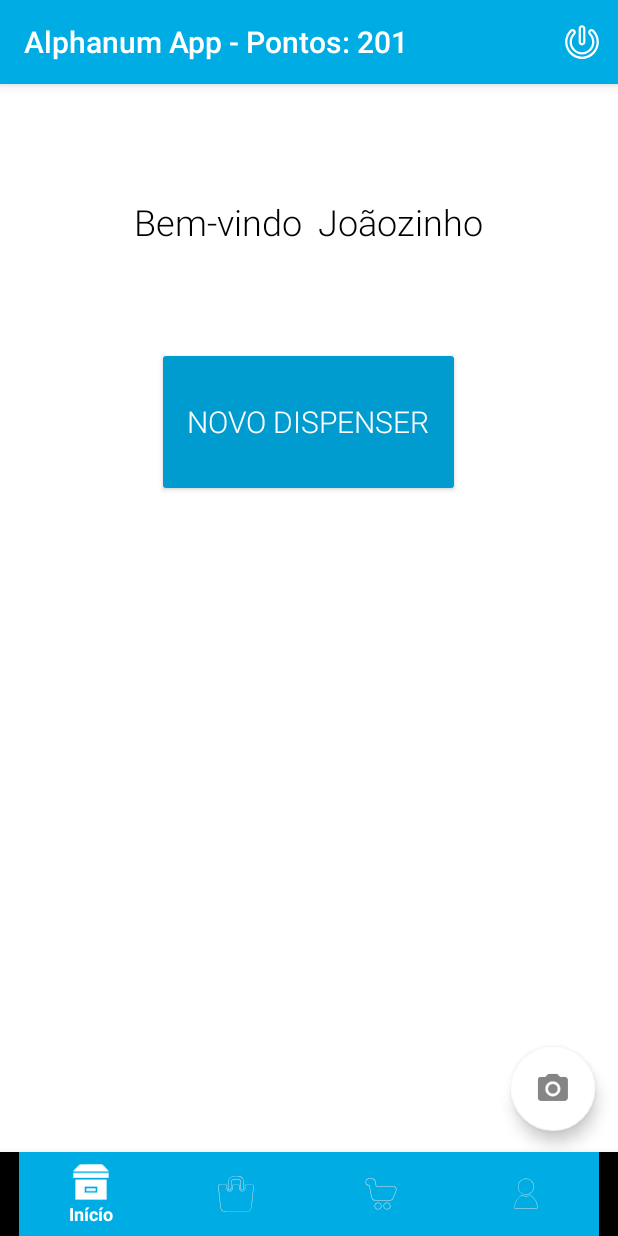
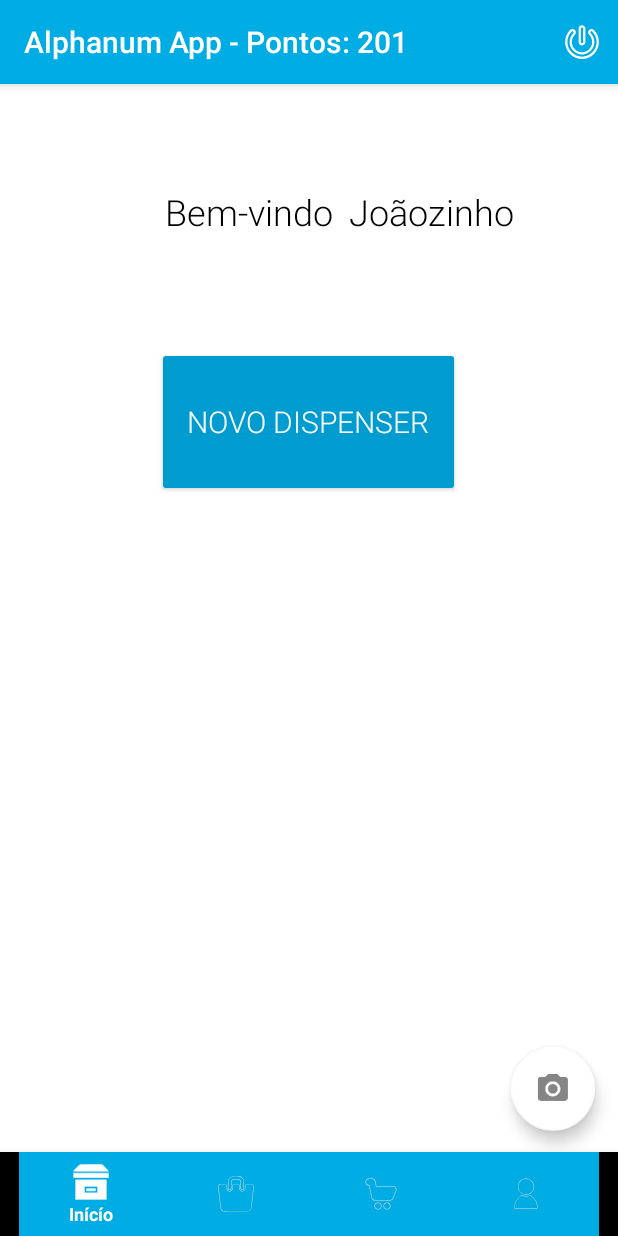
Before and after one commit to alexandrerussi/Alphanum-KimberlyClark, an Android app: the screen it shows after launch once a user with an empty profile is signed in (InicioActivity), on a phone screen of 412 x 824 dp. Run offline under Robolectric (Android 15) with nearby library versions, the phone set to English and light mode, and no system bars; our stand-ins replace Firebase (no records; nobody signed in at launch, a user with empty details on screens opened directly); libraries missing offline, so code that uses them is left out: com.facebook, com.facebook.login; 4 statements that could not run were skipped.

Commit message:
Changes Jose

```diff
--- a/AlphanumKC/app/build.gradle
+++ b/AlphanumKC/app/build.gradle
@@ -36,6 +36,5 @@ dependencies {
     //BottomNavigation
     implementation 'com.android.support:design:27.1.1'
     implementation 'com.android.support:cardview-v7:27.1.1'
-    implementation 'com.github.rtoshiro.mflibrary:mflibrary:1.0.0'
 }
 apply plugin: 'com.google.gms.google-services'
--- a/AlphanumKC/app/src/main/java/com/alphanum/plenitud/alphanumkc/InicioActivity.java
+++ b/AlphanumKC/app/src/main/java/com/alphanum/plenitud/alphanumkc/InicioActivity.java
@@ -62,7 +62,7 @@ import com.google.firebase.ml.vision.common.FirebaseVisionImage;
 
 public class InicioActivity extends AppCompatActivity {
 
-    Button btn_sair, btnCadastrarDispenser, btnComprar_loja1, btnComprar_loja2;
+    Button btn_sair, btnCadastrarDispenser;
 
     RelativeLayout inicio_tab, produtos_tab, loja_tab, perfil_tab, inicio_cadastro_dispenser, inicio_dispenser;
 
@@ -80,6 +80,8 @@ public class InicioActivity extends AppCompatActivity {
     ArrayList<Produtos> produtos_array; //produtos que serão cadastrados ao usuario
 
     private static final int BARCODE_RECO_REQ_CODE = 200;
+
+    private static final String PATH_PRODUSER = "prodUsuario";
 
     @Override
     protected void onCreate(Bundle savedInstanceState) {
@@ -197,7 +199,9 @@ public class InicioActivity extends AppCompatActivity {
 
 
         //String identificadorUsuarioLogado
-        // TODO Aqui vai ter q identificar o Id do usuario logado pra usar aqui em baixo no segundo child, no qual esta acessando o nó do usuario que esta cadastrados os produtos nos mesmos, ou seja, vai ter que fazer o cadastro dos produtos ligado ao usuario.
+        // TODO Aqui vai ter q identificar o Id do usuario logado pra usar aqui em baixo no segundo child,
+        // no qual esta acessando o nó do usuario que esta cadastrados os produtos nos mesmos, ou seja,
+        // vai ter que fazer o cadastro dos produtos ligado ao usuario.
         referenciaFirebase = ConfiguracaoFirebase.getFirebase()
                                 .child("prodUsuario")
                                 .child("t1e2s3t4e5");//NÓ PARA TESTE AQUI VEM O ID DO USUARIO
@@ -222,27 +226,6 @@ public class InicioActivity extends AppCompatActivity {
             @Override
             public void onCancelled(DatabaseError databaseError) {
 
-            }
-        });
-
-        //----------------------------------------------------------------------
-
-        //LOJA
-        //TODO Fazer loja inteligente, dependendo dos produtos cadastrados aparece produtos na loja personalizados ao usuário
-        btnComprar_loja1 = (Button) findViewById(R.id.btnComprar_loja1);
-        btnComprar_loja2 = (Button) findViewById(R.id.btnComprar_loja2);
-
-        btnComprar_loja1.setOnClickListener(new View.OnClickListener() {
-            @Override
-            public void onClick(View v) {
-                Toast.makeText(InicioActivity.this, "Item comprado", Toast.LENGTH_SHORT).show();
-            }
-        });
-
-        btnComprar_loja2.setOnClickListener(new View.OnClickListener() {
-            @Override
-            public void onClick(View v) {
-                Toast.makeText(InicioActivity.this, "Item comprado", Toast.LENGTH_SHORT).show();
             }
         });
 
--- a/AlphanumKC/app/src/main/res/layout/activity_inicio.xml
+++ b/AlphanumKC/app/src/main/res/layout/activity_inicio.xml
@@ -16,20 +16,6 @@
         android:layout_width="match_parent"
         android:layout_height="match_parent"
         android:layout_below="@+id/toolbar">
-
-        <!--<Button-->
-            <!--android:id="@+id/btnSair"-->
-            <!--android:layout_width="match_parent"-->
-            <!--android:layout_height="45dp"-->
-            <!--android:layout_marginTop="5dp"-->
-            <!--android:text="Sair"-->
-            <!--android:textColor="@color/white"-->
-            <!--android:fontFamily="sans-serif-light"-->
-            <!--android:textSize="15sp"-->
-            <!--android:paddingLeft="15dp"-->
-            <!--android:paddingRight="15dp"-->
-            <!--android:theme="@style/botaoPadrao"-->
-            <!--/>-->
 
         <RelativeLayout
             android:id="@+id/inicio_tab"
@@ -50,8 +36,9 @@
                     android:layout_width="wrap_content"
                     android:layout_height="wrap_content"
                     android:layout_alignParentTop="true"
+                    android:layout_alignStart="@+id/btnCadastrarDispenser"
                     android:layout_centerHorizontal="true"
-                    android:layout_marginTop="70dp"
+                    android:layout_marginTop="63dp"
                     android:orientation="horizontal">
 
                     <TextView
@@ -60,7 +47,6 @@
                         android:fontFamily="sans-serif-light"
                         android:padding="5dp"
                         android:text="@string/bemvindo"
-                        android:textAlignment="center"
                         android:textSize="24sp" />
 
                     <TextView
@@ -230,103 +216,63 @@
             <RelativeLayout
                 android:id="@+id/loja1"
                 android:layout_width="180dp"
-                android:layout_height="wrap_content"
+                android:layout_height="180dp"
                 android:layout_margin="5dp"
                 android:background="@drawable/bg_card"
                 android:elevation="5dp"
                 android:layout_alignParentLeft="true">
 
                 <ImageView
-                    android:id="@+id/img_loja_1"
                     android:layout_width="match_parent"
-                    android:layout_height="130dp"
-                    android:src="@drawable/plenitud_real_fit"/>
+                    android:layout_height="wrap_content" />
 
                 <LinearLayout
-                    android:id="@+id/linlay_loja1"
                     android:layout_width="match_parent"
                     android:layout_height="wrap_content"
-                    android:orientation="vertical"
-                    android:layout_below="@id/img_loja_1">
+                    android:orientation="vertical">
 
                     <TextView
-                        android:layout_width="match_parent"
+                        android:layout_width="wrap_content"
                         android:layout_height="wrap_content"
-                        android:textAlignment="center"
-                        android:text="Plenitud® Real FIT Homem"
-                        android:layout_marginTop="10dp"/>
+                        android:text="Nome:"/>
 
                     <TextView
-                        android:layout_width="match_parent"
+                        android:layout_width="wrap_content"
                         android:layout_height="wrap_content"
-                        android:textAlignment="center"
-                        android:textSize="18dp"
-                        android:text="500 Pontos"/>
+                        android:text="Pontos:"/>
 
                 </LinearLayout>
-
-                <Button
-                    android:id="@+id/btnComprar_loja1"
-                    android:layout_width="140dp"
-                    android:layout_height="wrap_content"
-                    android:background="@drawable/btn_bg"
-                    android:layout_marginTop="10dp"
-                    android:layout_marginBottom="15dp"
-                    android:text="Comprar"
-                    android:textColor="@color/white"
-                    android:layout_centerHorizontal="true"
-                    android:layout_below="@id/linlay_loja1"/>
 
             </RelativeLayout>
 
             <RelativeLayout
                 android:layout_width="180dp"
-                android:layout_height="wrap_content"
+                android:layout_height="180dp"
                 android:layout_margin="5dp"
                 android:background="@drawable/bg_card"
                 android:elevation="5dp"
                 android:layout_alignParentRight="true">
 
                 <ImageView
-                    android:id="@+id/img_loja_2"
                     android:layout_width="match_parent"
-                    android:layout_height="130dp"
-                    android:src="@drawable/plenitud_real_fit_mulher"/>
+                    android:layout_height="wrap_content" />
 
                 <LinearLayout
-                    android:id="@+id/linlay_loja2"
                     android:layout_width="match_parent"
                     android:layout_height="wrap_content"
-                    android:orientation="vertical"
-                    android:layout_below="@id/img_loja_2">
+                    android:orientation="vertical">
 
                     <TextView
-                        android:layout_width="match_parent"
+                        android:layout_width="wrap_content"
                         android:layout_height="wrap_content"
-                        android:text="Plenitud® Real FIT Mulher"
-                        android:textAlignment="center"
-                        android:layout_marginTop="10dp"/>
+                        android:text="Nome:"/>
 
                     <TextView
-                        android:layout_width="match_parent"
+                        android:layout_width="wrap_content"
                         android:layout_height="wrap_content"
-                        android:textAlignment="center"
-                        android:textSize="18dp"
-                        android:text="500 Pontos"/>
+                        android:text="Pontos:"/>
 
                 </LinearLayout>
-
-                <Button
-                    android:id="@+id/btnComprar_loja2"
-                    android:layout_width="140dp"
-                    android:layout_height="wrap_content"
-                    android:background="@drawable/btn_bg"
-                    android:layout_marginTop="10dp"
-                    android:layout_marginBottom="15dp"
-                    android:text="Comprar"
-                    android:textColor="@color/white"
-                    android:layout_centerHorizontal="true"
-                    android:layout_below="@id/linlay_loja2"/>
 
             </RelativeLayout>
 
@@ -339,10 +285,6 @@
             android:visibility="gone">
 
             <!--<TextView-->
-                <!--android:layout_width="wrap_content"-->
-                <!--android:layout_height="wrap_content"-->
-                <!--android:text="Perfil"/>-->
-
             <RelativeLayout
                 android:layout_width="match_parent"
                 android:layout_height="wrap_content"
```
Also changed, not shown: AlphanumKC/app/src/main/java/com/alphanum/plenitud/alphanumkc/CadastroActivity.java (+12 -15 lines), AlphanumKC/app/src/main/java/com/alphanum/plenitud/alphanumkc/EsqueciSenhaActivity.java (+25 -7 lines), AlphanumKC/app/src/main/java/com/alphanum/plenitud/alphanumkc/MainActivity.java (+6 -12 lines), AlphanumKC/app/src/main/res/drawable/plenitud_real_fit.jpg (deleted), AlphanumKC/app/src/main/res/drawable/plenitud_real_fit_mulher.jpg (deleted).
